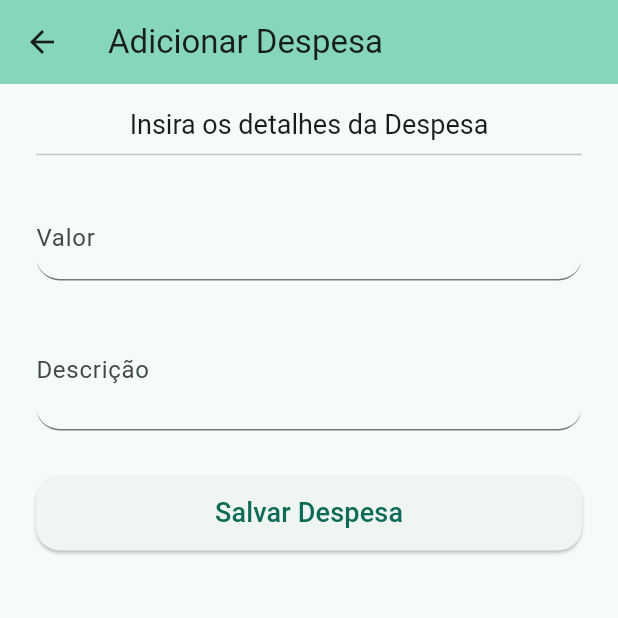
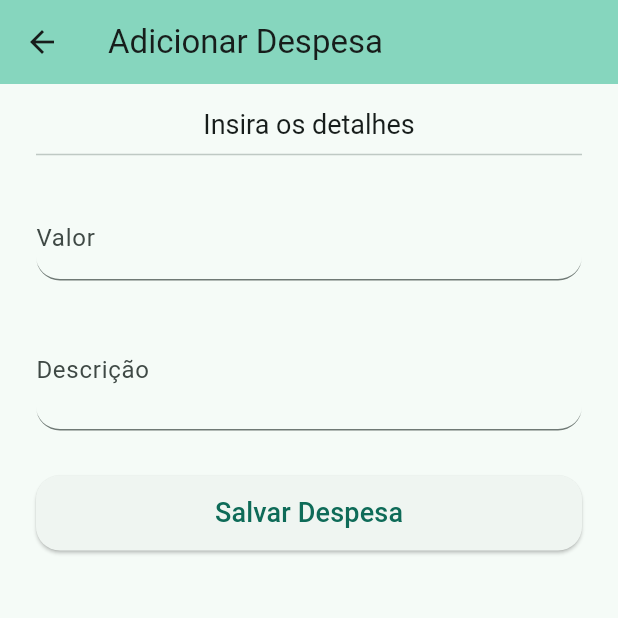
Before and after one commit to shinkosystems/SaasShinko, a Flutter app: the AddExpenseScreen screen opened directly, on a phone screen of 412 x 824 dp, the top half of it. Run offline on Flutter 3.47's test engine with Material 3 defaults, Android fonts, the phone set to English and light mode, and no system bars; our stand-ins replace flutter_dotenv, image_picker, pdf, printing, supabase_flutter; accounts and stored records are empty.

Commit message:
Mudanças visuais 8 - atualizações expense/income screen 2.0

```diff
--- a/lib/add_expense_screen.dart
+++ b/lib/add_expense_screen.dart
@@ -94,7 +94,7 @@ class _AddExpenseScreenState extends State<AddExpenseScreen> {
           child: _isSaving
               ? const Center(child: CircularProgressIndicator())
               : FinancialFormWidget(
-                  formTitle: 'Insira os detalhes da Despesa',
+                  formTitle: 'Insira os detalhes',
                   buttonText: 'Salvar Despesa',
                   titleStyle: Theme.of(context).textTheme.headlineLarge!.copyWith(fontSize: 18),
                   onSave: (value, description) {
--- a/lib/add_income_screen.dart
+++ b/lib/add_income_screen.dart
@@ -94,7 +94,7 @@ class _AddIncomeScreenState extends State<AddIncomeScreen> {
           child: _isSaving
               ? const Center(child: CircularProgressIndicator())
               : FinancialFormWidget(
-                  formTitle: 'Insira os detalhes da Receita',
+                  formTitle: 'Insira os detalhes',
                   buttonText: 'Salvar Receita',
                   titleStyle: Theme.of(context).textTheme.headlineLarge!.copyWith(fontSize: 18),
                   onSave: (value, description) {
```
Also changed, not shown: 3 other files.
